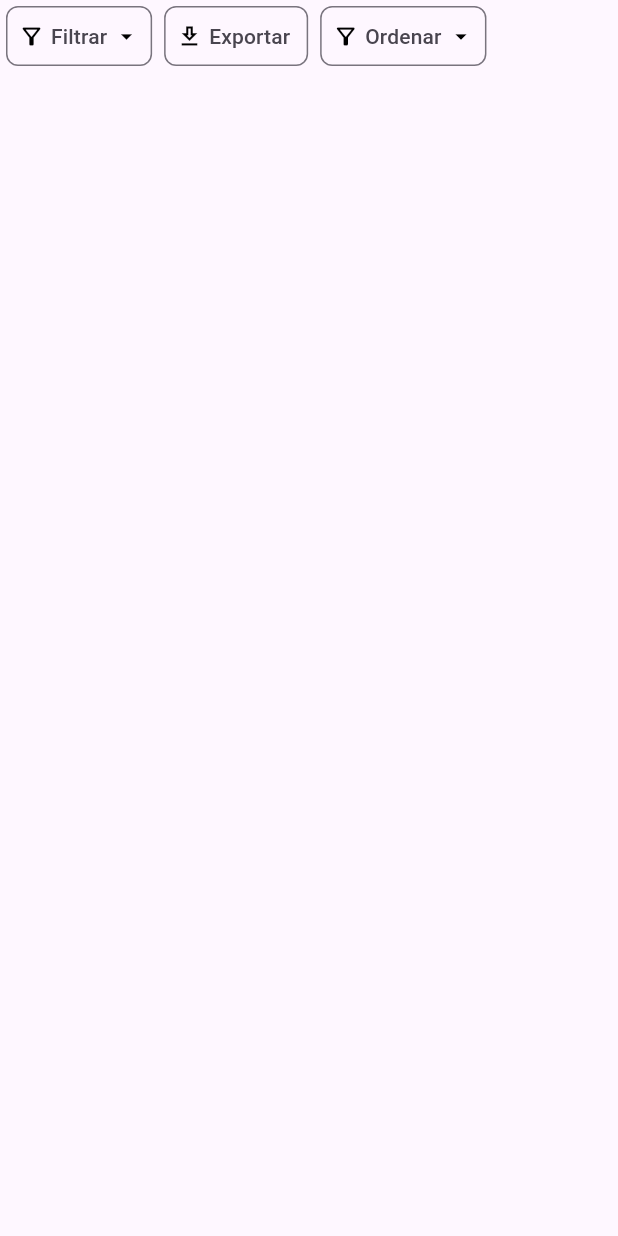
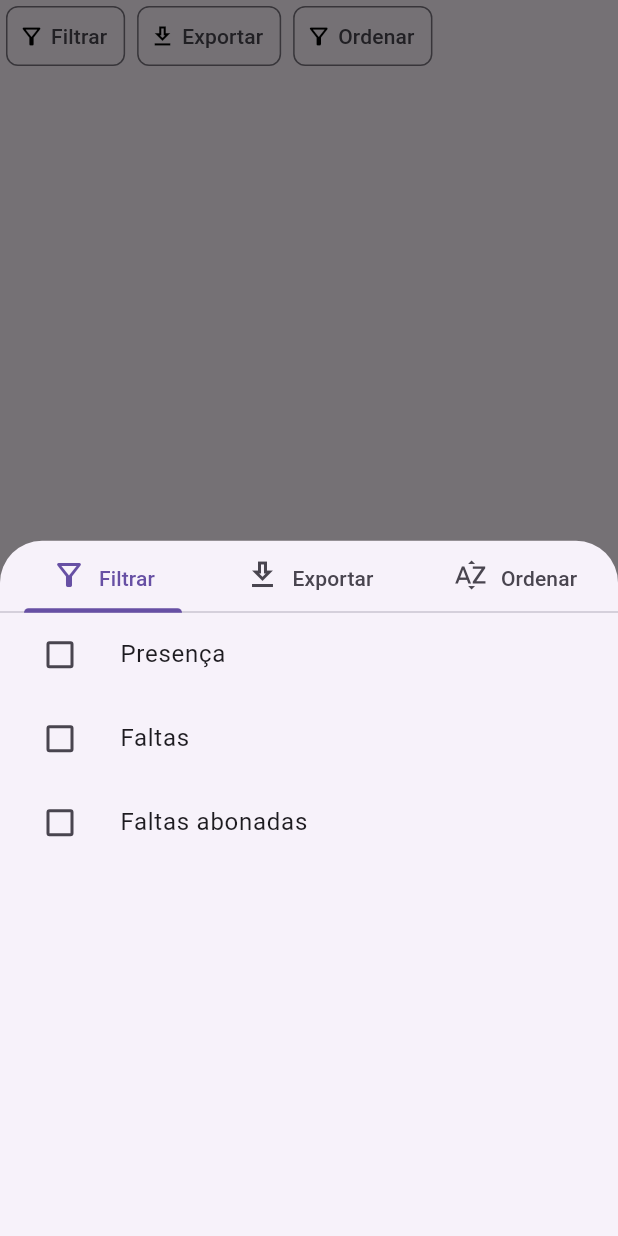
Before and after one commit to BrunaBecker/ESII-Chamada-Inteligente, a Flutter app: the AttendanceFilterOptions widget shown alone on an empty page, opened directly, after a tap on "Filtrar", on a phone screen of 412 x 824 dp. Run offline on Flutter 3.47's test engine with Material 2 defaults, Android fonts, the phone set to English and light mode, and no system bars; our stand-ins replace dio, geocoding, geolocator, get, location, mask_text_input_formatter and 3 more; missing offline and left inert: dart:ffi.

Commit message:
:sparkles: Add attendance info bottom sheet

```diff
--- a/lib/app/pages/attendance_info/attendance_info_controller.dart
+++ b/lib/app/pages/attendance_info/attendance_info_controller.dart
@@ -5,9 +5,17 @@ import '../../core/enums/student_at_attendance_state.dart';
 class AttendanceInfoController extends GetxController {
   final _isLoading = true.obs;
   late final Map<String, dynamic> _selectedAttendance;
+  final _filters = <String, dynamic>{}.obs;
+  final _sortOptions = [].obs;
+  final _sortMode = "".obs;
+  final _isAscending = true.obs;
 
   bool get isLoading => _isLoading.value;
   Map<String, dynamic> get selectedAttendance => _selectedAttendance;
+  Map<String, dynamic> get filters => _filters;
+  List get sortOptions => _sortOptions;
+  String get sortMode => _sortMode.value;
+  bool get isAscending => _isAscending.value;
   int get totalPresentStudents => selectedAttendance["students"].where((student) => student["status"] == 1).length;
 
   @override
@@ -15,6 +23,18 @@ class AttendanceInfoController extends GetxController {
     _isLoading.value = true;
 
     _selectedAttendance = Get.arguments["attendanceInfo"];
+    _filters.value = {
+      "Presença": 0,
+      "Faltas": 0,
+      "Faltas abonadas": 0,
+    };
+    _sortOptions.value = [
+      "Alfabeticamente",
+      "Presença",
+      "Faltas",
+      "Faltas abonadas",
+    ];
+    _sortMode.value = sortOptions.first;
 
     _isLoading.value = false;
     super.onReady();
@@ -28,4 +48,25 @@ class AttendanceInfoController extends GetxController {
     student["confirmed"] = true;
     update();
   }
+
+  void toggleFilter({
+    required String filter,
+  }) {
+    // TODO: implement filter
+    _filters[filter] = (_filters[filter] + 1) % 3;
+    update();
+  }
+
+  void changeSortMode({
+    required String sortMode,
+  }) {
+    // TODO: implement sort
+    if (_sortMode.value == sortMode) {
+      _isAscending.value = !_isAscending.value;
+    } else {
+      _sortMode.value = sortMode;
+      _isAscending.value = true;
+    }
+    update();
+  }
 }
--- a/lib/app/pages/attendance_info/widgets/attendance_filter_item.dart
+++ b/lib/app/pages/attendance_info/widgets/attendance_filter_item.dart
@@ -1,6 +1,7 @@
 import 'package:flutter/material.dart';
 
 import '../../../core/theme/app_colors.dart';
+import 'attendance_info_bottom_sheet.dart';
 
 class AttendanceFilterItem extends StatelessWidget {
   const AttendanceFilterItem({
@@ -22,7 +23,14 @@ class AttendanceFilterItem extends StatelessWidget {
       child: Padding(
         padding: const EdgeInsets.symmetric(horizontal: 4.0),
         child: OutlinedButton(
-          onPressed: () {},
+          onPressed: () {
+            showModalBottomSheet(
+              context: context,
+              builder: (context) {
+                return const AttendanceInfoBottomSheet();
+              },
+            );
+          },
           style: ButtonStyle(
             shape: MaterialStateProperty.all(
               RoundedRectangleBorder(
@@ -39,6 +47,7 @@ class AttendanceFilterItem extends StatelessWidget {
                   ? Icon(
                       leading,
                       color: AppColors.black,
+                      size: 18,
                     )
                   : const SizedBox.shrink(),
               Padding(
--- a/lib/app/pages/attendance_info/widgets/attendance_filter_options.dart
+++ b/lib/app/pages/attendance_info/widgets/attendance_filter_options.dart
@@ -12,7 +12,6 @@ class AttendanceFilterOptions extends StatelessWidget {
         AttendanceFilterItem(
           label: "Filtrar",
           leading: Icons.filter_alt_outlined,
-          trailing: Icons.arrow_drop_down_outlined,
           onTap: () {},
         ),
         AttendanceFilterItem(
@@ -23,7 +22,6 @@ class AttendanceFilterOptions extends StatelessWidget {
         AttendanceFilterItem(
           label: "Ordenar",
           leading: Icons.filter_alt_outlined,
-          trailing: Icons.arrow_drop_down_outlined,
           onTap: () {},
         ),
       ],
--- /dev/null
+++ b/lib/app/pages/attendance_info/widgets/attendance_info_bottom_sheet.dart
@@ -0,0 +1,144 @@
+import 'package:flutter/material.dart';
+import 'package:get/get.dart';
+
+import '../../../core/widgets/spacing.dart';
+import '../attendance_info_controller.dart';
+
+class AttendanceInfoBottomSheet extends StatelessWidget {
+  const AttendanceInfoBottomSheet({
+    super.key,
+    this.title = "",
+  });
+
+  final String title;
+
+  @override
+  Widget build(BuildContext context) {
+    return GetBuilder<AttendanceInfoController>(
+      builder: (controller) => Obx(
+        () => SizedBox(
+          child: DefaultTabController(
+            length: 3,
+            child: Center(
+              child: Column(
+                children: [
+                  const TabBar(
+                    tabs: [
+                      Tab(
+                        child: Row(
+                          mainAxisAlignment: MainAxisAlignment.center,
+                          crossAxisAlignment: CrossAxisAlignment.end,
+                          children: [
+                            Icon(Icons.filter_alt_outlined),
+                            Spacing(4.0),
+                            Text("Filtrar"),
+                          ],
+                        ),
+                      ),
+                      Tab(
+                        child: Row(
+                          mainAxisAlignment: MainAxisAlignment.center,
+                          crossAxisAlignment: CrossAxisAlignment.end,
+                          children: [
+                            Icon(Icons.download_outlined),
+                            Spacing(4.0),
+                            Text("Exportar"),
+                          ],
+                        ),
+                      ),
+                      Tab(
+                        child: Row(
+                          mainAxisAlignment: MainAxisAlignment.center,
+                          crossAxisAlignment: CrossAxisAlignment.end,
+                          children: [
+                            Icon(Icons.sort_by_alpha_outlined),
+                            Spacing(4.0),
+                            Text("Ordenar"),
+                          ],
+                        ),
+                      ),
+                    ],
+                  ),
+                  Expanded(
+                    child: TabBarView(
+                      children: [
+                        ListView.builder(
+                          itemCount: controller.filters.length,
+                          itemBuilder: (context, index) {
+                            final key = controller.filters.keys.toList()[index];
+                            final value = controller.filters[key];
+                            return ListTile(
+                              leading: Checkbox(
+                                tristate: true,
+                                value: value == 1
+                                    ? true
+                                    : value == 2
+                                        ? null
+                                        : false,
+                                onChanged: (value) {
+                                  controller.toggleFilter(
+                                    filter: key,
+                                  );
+                                },
+                              ),
+                              title: Text(key),
+                              onTap: () {
+                                controller.toggleFilter(
+                                  filter: key,
+                                );
+                              },
+                            );
+                          },
+                        ),
+                        ListView(
+                          children: [
+                            ListTile(
+                              leading: const Icon(Icons.upload_file_outlined),
+                              title: const Text("Exportar em Formato Excel (XLSX)"),
+                              onTap: () {},
+                            ),
+                            ListTile(
+                              leading: const Icon(Icons.difference_outlined),
+                              title: const Text("Exportar em CSV"),
+                              onTap: () {},
+                            ),
+                            ListTile(
+                              leading: const Icon(Icons.mail_outlined),
+                              title: const Text("Enviar para email em Formato Excel"),
+                              onTap: () {},
+                            ),
+                          ],
+                        ),
+                        ListView.builder(
+                          itemCount: controller.sortOptions.length,
+                          itemBuilder: (context, index) {
+                            final sortOption = controller.sortOptions[index];
+                            return ListTile(
+                              leading: Icon(
+                                controller.sortMode == sortOption
+                                    ? controller.isAscending
+                                        ? Icons.arrow_upward_outlined
+                                        : Icons.arrow_downward_outlined
+                                    : null,
+                              ),
+                              title: Text(sortOption),
+                              onTap: () {
+                                controller.changeSortMode(
+                                  sortMode: sortOption,
+                                );
+                              },
+                            );
+                          },
+                        ),
+                      ],
+                    ),
+                  ),
+                ],
+              ),
+            ),
+          ),
+        ),
+      ),
+    );
+  }
+}
```
